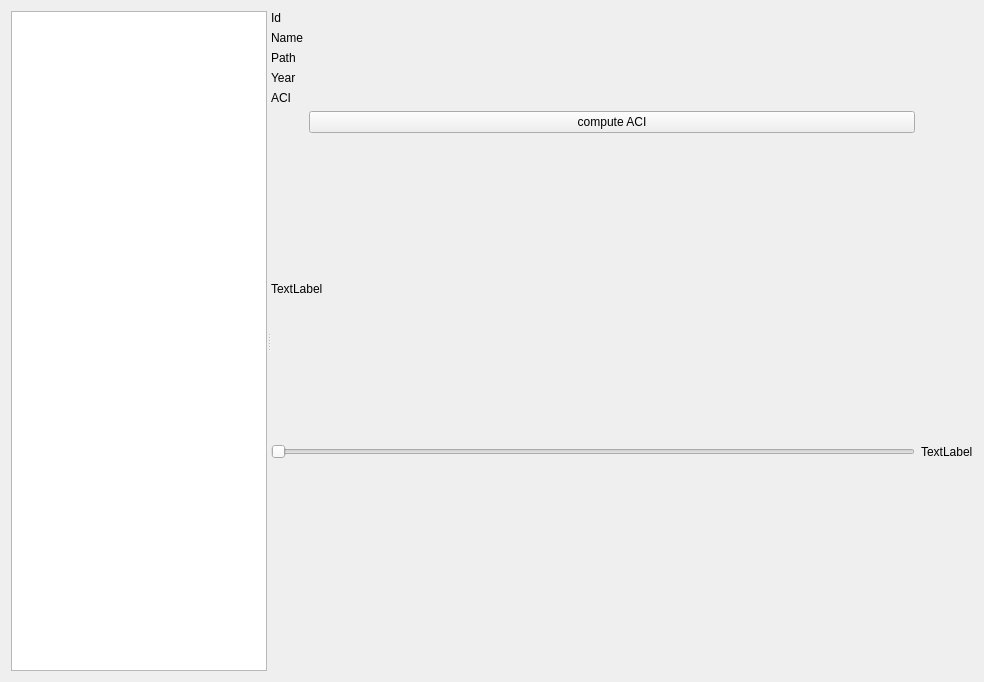
Above: src/gui/widgets/audio/ui/audiomanager.ui from Vin985/ecosongs before the change. Below: the same form after it.
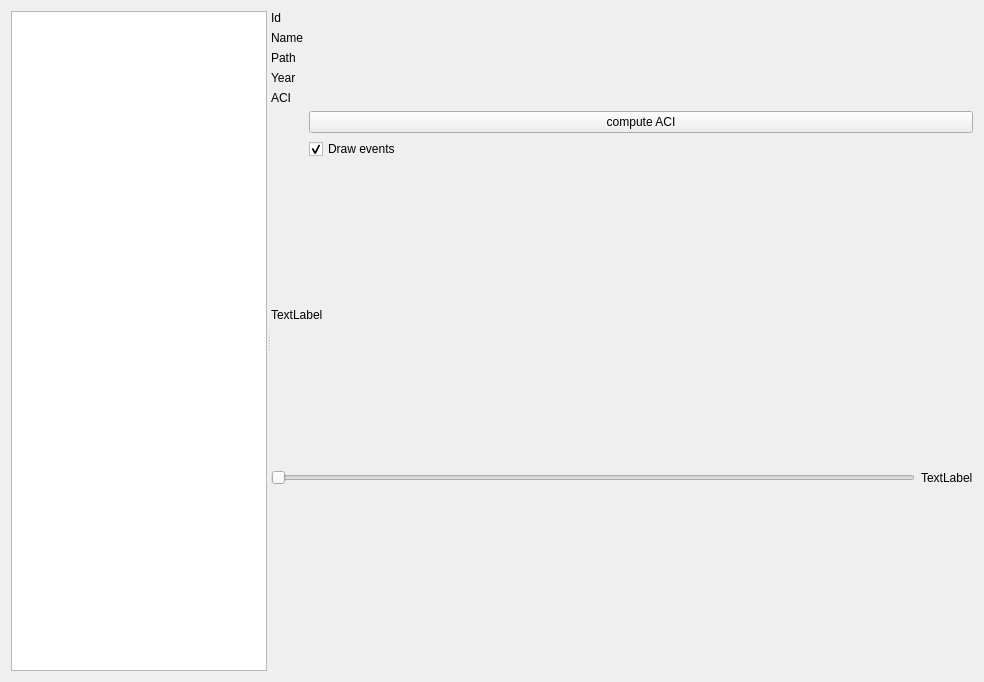
That is the form after the change.

Commit message: draw events on spectrogram

The edit to the form file:
```diff
--- a/src/gui/widgets/audio/ui/audiomanager.ui
+++ b/src/gui/widgets/audio/ui/audiomanager.ui
@@ -47,10 +47,43 @@
        </sizepolicy>
       </property>
       <layout class="QGridLayout" name="gridLayout">
-       <item row="5" column="1">
-        <widget class="QPushButton" name="pushButton">
+       <item row="4" column="1" colspan="2">
+        <widget class="QLabel" name="label_6">
          <property name="text">
-          <string>compute ACI</string>
+          <string/>
+         </property>
+        </widget>
+       </item>
+       <item row="9" column="0" colspan="3">
+        <spacer name="verticalSpacer">
+         <property name="orientation">
+          <enum>Qt::Vertical</enum>
+         </property>
+         <property name="sizeHint" stdset="0">
+          <size>
+           <width>20</width>
+           <height>40</height>
+          </size>
+         </property>
+        </spacer>
+       </item>
+       <item row="7" column="0" colspan="3">
+        <widget class="QLabel" name="lbl_spectro">
+         <property name="minimumSize">
+          <size>
+           <width>0</width>
+           <height>299</height>
+          </size>
+         </property>
+         <property name="text">
+          <string>TextLabel</string>
+         </property>
+        </widget>
+       </item>
+       <item row="1" column="0">
+        <widget class="QLabel" name="label">
+         <property name="text">
+          <string>Name</string>
          </property>
         </widget>
        </item>
@@ -74,7 +107,28 @@
          </property>
         </widget>
        </item>
-       <item row="7" column="2">
+       <item row="3" column="1" colspan="2">
+        <widget class="QLabel" name="lbl_year">
+         <property name="text">
+          <string/>
+         </property>
+        </widget>
+       </item>
+       <item row="0" column="0">
+        <widget class="QLabel" name="label_2">
+         <property name="text">
+          <string>Id</string>
+         </property>
+        </widget>
+       </item>
+       <item row="4" column="0">
+        <widget class="QLabel" name="label_4">
+         <property name="text">
+          <string>ACI</string>
+         </property>
+        </widget>
+       </item>
+       <item row="8" column="2">
         <widget class="QLabel" name="lbl_duration">
          <property name="sizePolicy">
           <sizepolicy hsizetype="Preferred" vsizetype="Preferred">
@@ -87,14 +141,7 @@
          </property>
         </widget>
        </item>
-       <item row="2" column="1">
-        <widget class="QLabel" name="lbl_path">
-         <property name="text">
-          <string/>
-         </property>
-        </widget>
-       </item>
-       <item row="7" column="0" colspan="2">
+       <item row="8" column="0" colspan="2">
         <widget class="QSlider" name="time_slider">
          <property name="sizePolicy">
           <sizepolicy hsizetype="Expanding" vsizetype="Fixed">
@@ -113,81 +160,44 @@
          </property>
         </widget>
        </item>
-       <item row="6" column="0" colspan="3">
-        <widget class="QLabel" name="lbl_spectro">
-         <property name="minimumSize">
-          <size>
-           <width>0</width>
-           <height>299</height>
-          </size>
+       <item row="5" column="1" colspan="2">
+        <widget class="QPushButton" name="pushButton">
+         <property name="text">
+          <string>compute ACI</string>
          </property>
+        </widget>
+       </item>
+       <item row="6" column="1" colspan="2">
+        <widget class="QCheckBox" name="checkbox_draw_events">
          <property name="text">
-          <string>TextLabel</string>
+          <string>Draw events</string>
          </property>
+         <property name="checked">
+          <bool>true</bool>
+         </property>
         </widget>
        </item>
-       <item row="3" column="1">
-        <widget class="QLabel" name="lbl_year">
+       <item row="2" column="1" colspan="2">
+        <widget class="QLabel" name="lbl_path">
          <property name="text">
           <string/>
          </property>
         </widget>
        </item>
-       <item row="8" column="0">
-        <spacer name="verticalSpacer">
-         <property name="orientation">
-          <enum>Qt::Vertical</enum>
-         </property>
-         <property name="sizeHint" stdset="0">
-          <size>
-           <width>20</width>
-           <height>40</height>
-          </size>
-         </property>
-        </spacer>
-       </item>
-       <item row="1" column="0">
-        <widget class="QLabel" name="label">
-         <property name="text">
-          <string>Name</string>
-         </property>
-        </widget>
-       </item>
-       <item row="1" column="1">
+       <item row="1" column="1" colspan="2">
         <widget class="QLabel" name="lbl_name">
          <property name="text">
           <string/>
          </property>
         </widget>
        </item>
-       <item row="0" column="0">
-        <widget class="QLabel" name="label_2">
-         <property name="text">
-          <string>Id</string>
-         </property>
-        </widget>
-       </item>
-       <item row="0" column="1">
+       <item row="0" column="1" colspan="2">
         <widget class="QLabel" name="lbl_id">
          <property name="text">
           <string/>
          </property>
         </widget>
        </item>
-       <item row="4" column="0">
-        <widget class="QLabel" name="label_4">
-         <property name="text">
-          <string>ACI</string>
-         </property>
-        </widget>
-       </item>
-       <item row="4" column="1">
-        <widget class="QLabel" name="label_6">
-         <property name="text">
-          <string/>
-         </property>
-        </widget>
-       </item>
       </layout>
      </widget>
     </widget>
```
The commit also changes 2 other files.
